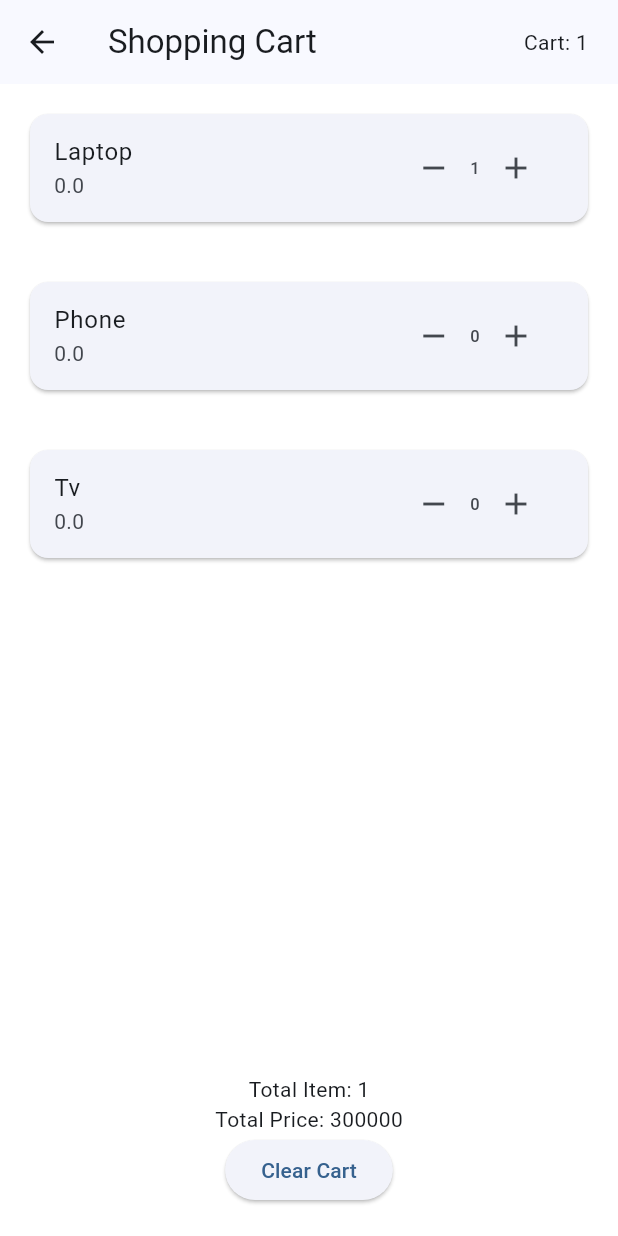
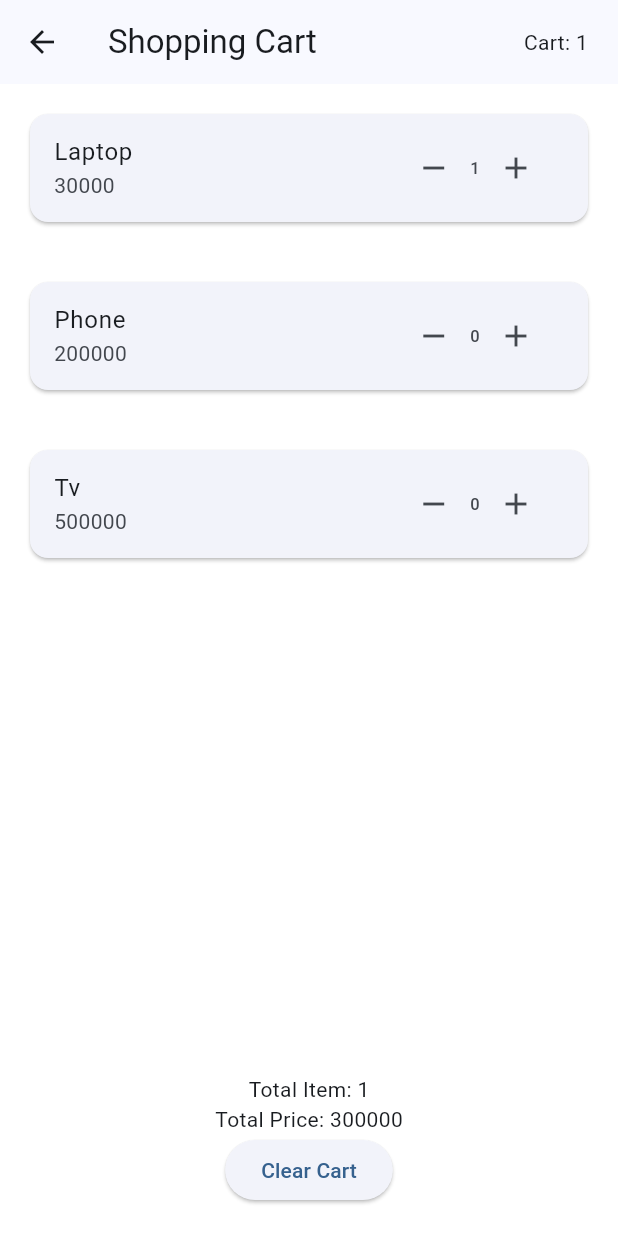
Before and after one commit to Khadijat321/LadyTCollection2, a Flutter app: the Screen screen opened directly, after a tap on the "add" icon, on a phone screen of 412 x 824 dp. Run offline on Flutter 3.47's test engine with Material 3 defaults, Android fonts, the light colour scheme and no system bars; our stand-ins replace google_fonts.

Commit message:
Refactor ChangeValuePrice provider and update shopping cart to use new price logic; add devtools_options.yaml

```diff
--- /dev/null
+++ b/devtools_options.yaml
@@ -0,0 +1,3 @@
+description: This file stores settings for Dart & Flutter DevTools.
+documentation: https://docs.flutter.dev/tools/devtools/extensions#configure-extension-enablement-states
+extensions:
--- a/lib/provider/change_value_price.dart
+++ b/lib/provider/change_value_price.dart
@@ -1,12 +1,18 @@
 import 'package:flutter/material.dart';
-
+// import 'package:provider/provider.dart';
 class ChangeValuePrice extends ChangeNotifier {
   double _valuePrice = 0.0;
 
   double get valuePrice => _valuePrice;
 
+  int price = 30000;
+
   void setValuePrice(double newValue) {
     _valuePrice = newValue;
     notifyListeners();
   }
+  void setLaptopPrice ( int quantity ){
+      price = price * quantity;
+      notifyListeners();
+  }
 }
--- a/lib/shopping_cart.dart
+++ b/lib/shopping_cart.dart
@@ -2,6 +2,7 @@ import 'package:flutter/material.dart';
 import 'package:flutterproject2_app/settings.dart';
 import 'package:provider/provider.dart';
 import 'package:flutterproject2_app/provider/change_value_price.dart';
+import 'package:provider/provider.dart';
 
 class Screen extends StatefulWidget {
   const Screen({super.key});
@@ -12,7 +13,6 @@ class Screen extends StatefulWidget {
 
 class _ScreenState extends State<Screen> {
   List<Map<String, dynamic>> products = [
-
     {'name': 'Laptop', 'quantity': 0, 'price': 300000},
     {'name': 'Phone', 'quantity': 0, 'price': 200000},
     {'name': 'Tv', 'quantity': 0, 'price': 500000},
@@ -75,15 +75,17 @@ class _ScreenState extends State<Screen> {
           Expanded(
             child: ListView.builder(
               itemCount: products.length,
-              itemBuilder: (context, index) {
+              itemBuilder: (_, index) {
                 final product = products[index];
                 return Card(
                   margin: EdgeInsets.all(20),
                   child: ListTile(
                     title: Text(product['name']),
                     subtitle: Text(
-  (product['price'] * context.watch<ChangeValuePrice>().valuePrice).toString(),
-),
+                      product['name'] == 'Laptop'
+                          ? context.watch<ChangeValuePrice>().price.toString()
+                          : product['price'].toString(),
+                    ),
                     trailing: Row(
                       mainAxisSize: MainAxisSize.min,
                       children: [
@@ -97,6 +99,9 @@ class _ScreenState extends State<Screen> {
                         IconButton(
                           onPressed: () {
                             addToCart(index);
+                            context.read<ChangeValuePrice>().setLaptopPrice(
+                              product['quantity'],
+                            );
                           },
                           icon: Icon(Icons.add),
                         ),
@@ -133,7 +138,7 @@ class Structure extends StatefulWidget {
 class _StructureState extends State<Structure> {
   int _currentIndex = 0;
 
-  final List<Widget> _pages = const [ SettingScreen()];
+  final List<Widget> _pages = const [SettingScreen()];
 
   void _onItemTapped(int index) {
     setState(() {
```
Also changed, not shown: lib/main.dart (+12 -7 lines).
